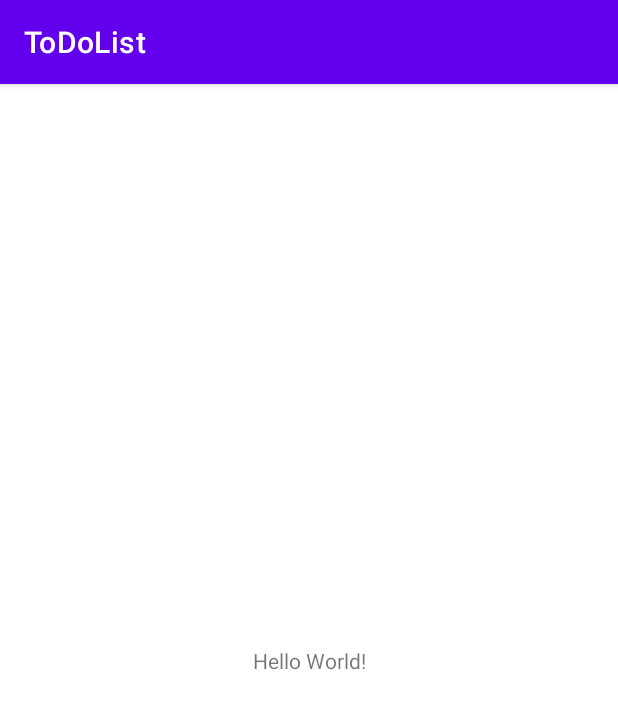
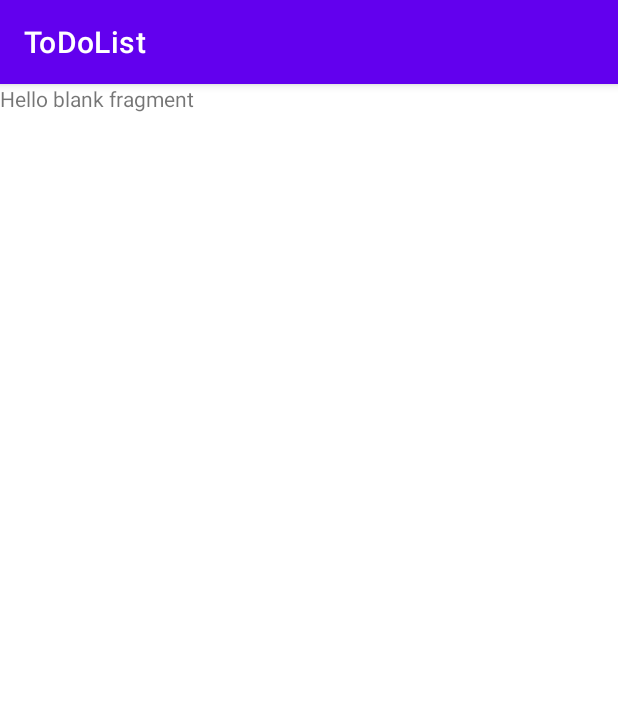
Before and after one commit to YunJaem06/ToDoApp, an Android app: the screen it shows after launch (MainActivity), on a phone screen of 412 x 824 dp. Shown: the top 709 px of the screen. Run offline under Robolectric (Android 15) with nearby library versions, the phone set to English and light mode, and no system bars.

Commit message:
navigation

```diff
--- /dev/null
+++ b/app/src/main/java/com/example/todolist/view/list/ListFragment.kt
@@ -0,0 +1,19 @@
+package com.example.todolist.view.list
+
+import android.os.Bundle
+import androidx.fragment.app.Fragment
+import android.view.LayoutInflater
+import android.view.View
+import android.view.ViewGroup
+import com.example.todolist.R
+
+class ListFragment : Fragment() {
+
+    override fun onCreateView(
+        inflater: LayoutInflater, container: ViewGroup?,
+        savedInstanceState: Bundle?
+    ): View? {
+        return inflater.inflate(R.layout.fragment_list, container, false)
+    }
+
+}
--- a/app/src/main/res/layout/activity_main.xml
+++ b/app/src/main/res/layout/activity_main.xml
@@ -6,13 +6,16 @@
     android:layout_height="match_parent"
     tools:context=".MainActivity">
 
-    <TextView
-        android:layout_width="wrap_content"
-        android:layout_height="wrap_content"
-        android:text="Hello World!"
+
+    <androidx.fragment.app.FragmentContainerView
+        android:id="@+id/main_navigation"
+        android:name="androidx.navigation.fragment.NavHostFragment"
+        android:layout_width="0dp"
+        android:layout_height="0dp"
+        app:defaultNavHost="true"
         app:layout_constraintBottom_toBottomOf="parent"
         app:layout_constraintEnd_toEndOf="parent"
         app:layout_constraintStart_toStartOf="parent"
-        app:layout_constraintTop_toTopOf="parent" />
-
+        app:layout_constraintTop_toTopOf="parent"
+        app:navGraph="@navigation/nav_graph" />
 </androidx.constraintlayout.widget.ConstraintLayout>
--- /dev/null
+++ b/app/src/main/res/layout/fragment_list.xml
@@ -0,0 +1,14 @@
+<?xml version="1.0" encoding="utf-8"?>
+<FrameLayout xmlns:android="http://schemas.android.com/apk/res/android"
+    xmlns:tools="http://schemas.android.com/tools"
+    android:layout_width="match_parent"
+    android:layout_height="match_parent"
+    tools:context=".view.list.ListFragment">
+
+    <!-- TODO: Update blank fragment layout -->
+    <TextView
+        android:layout_width="match_parent"
+        android:layout_height="match_parent"
+        android:text="@string/hello_blank_fragment" />
+
+</FrameLayout>
--- /dev/null
+++ b/app/src/main/res/navigation/nav_graph.xml
@@ -0,0 +1,38 @@
+<?xml version="1.0" encoding="utf-8"?>
+<navigation xmlns:android="http://schemas.android.com/apk/res/android"
+    xmlns:app="http://schemas.android.com/apk/res-auto"
+    xmlns:tools="http://schemas.android.com/tools"
+    android:id="@+id/nav_graph"
+    app:startDestination="@id/listFragment">
+
+    <fragment
+        android:id="@+id/listFragment"
+        android:name="com.example.todolist.view.list.ListFragment"
+        android:label="fragment_list"
+        tools:layout="@layout/fragment_list" >
+        <action
+            android:id="@+id/action_listFragment_to_addFragment"
+            app:destination="@id/addFragment" />
+        <action
+            android:id="@+id/action_listFragment_to_updateFragment"
+            app:destination="@id/updateFragment" />
+    </fragment>
+    <fragment
+        android:id="@+id/addFragment"
+        android:name="com.example.todolist.view.add.AddFragment"
+        android:label="fragment_add"
+        tools:layout="@layout/fragment_add" >
+        <action
+            android:id="@+id/action_addFragment_to_listFragment"
+            app:destination="@id/listFragment" />
+    </fragment>
+    <fragment
+        android:id="@+id/updateFragment"
+        android:name="com.example.todolist.view.update.UpdateFragment"
+        android:label="fragment_update"
+        tools:layout="@layout/fragment_update" >
+        <action
+            android:id="@+id/action_updateFragment_to_listFragment"
+            app:destination="@id/listFragment" />
+    </fragment>
+</navigation>
--- a/app/src/main/res/values/strings.xml
+++ b/app/src/main/res/values/strings.xml
@@ -1,3 +1,5 @@
 <resources>
     <string name="app_name">ToDoList</string>
+    <!-- TODO: Remove or change this placeholder text -->
+    <string name="hello_blank_fragment">Hello blank fragment</string>
 </resources>
```
Also changed, not shown: app/build.gradle (+8 -0 lines), app/src/main/java/com/example/todolist/view/add/AddFragment.kt (added, +19 -0 lines), app/src/main/java/com/example/todolist/view/update/UpdateFragment.kt (added, +18 -0 lines), app/src/main/res/layout/fragment_add.xml (added, +14 -0 lines), app/src/main/res/layout/fragment_update.xml (added, +14 -0 lines), build.gradle (+9 -0 lines).
